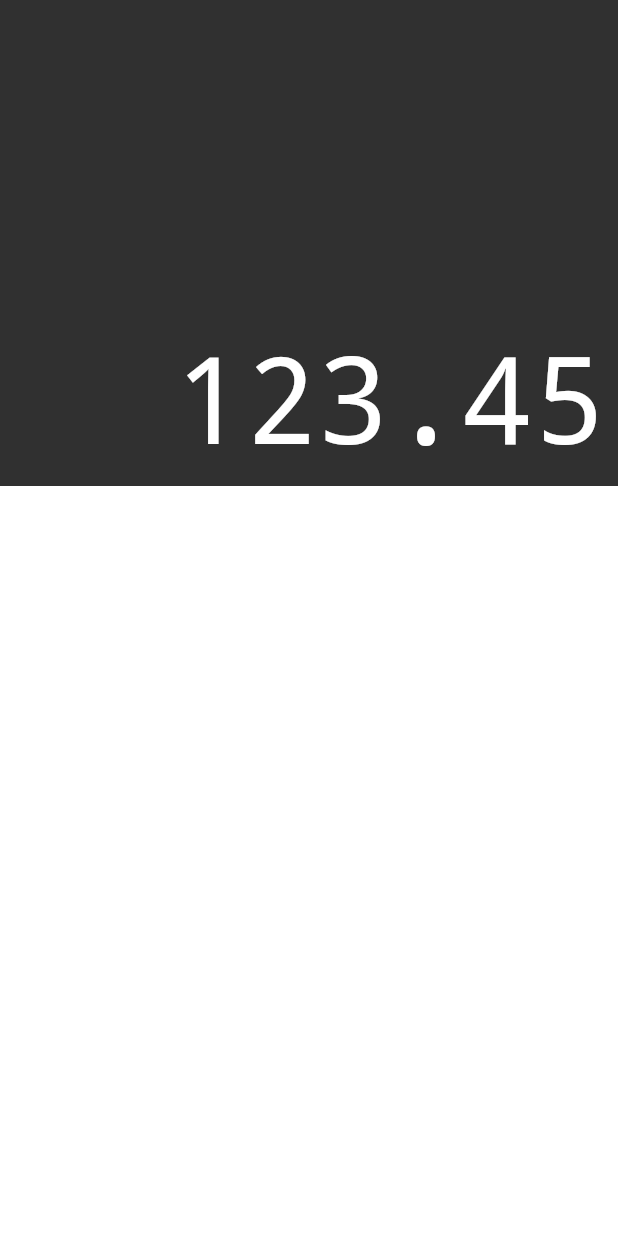
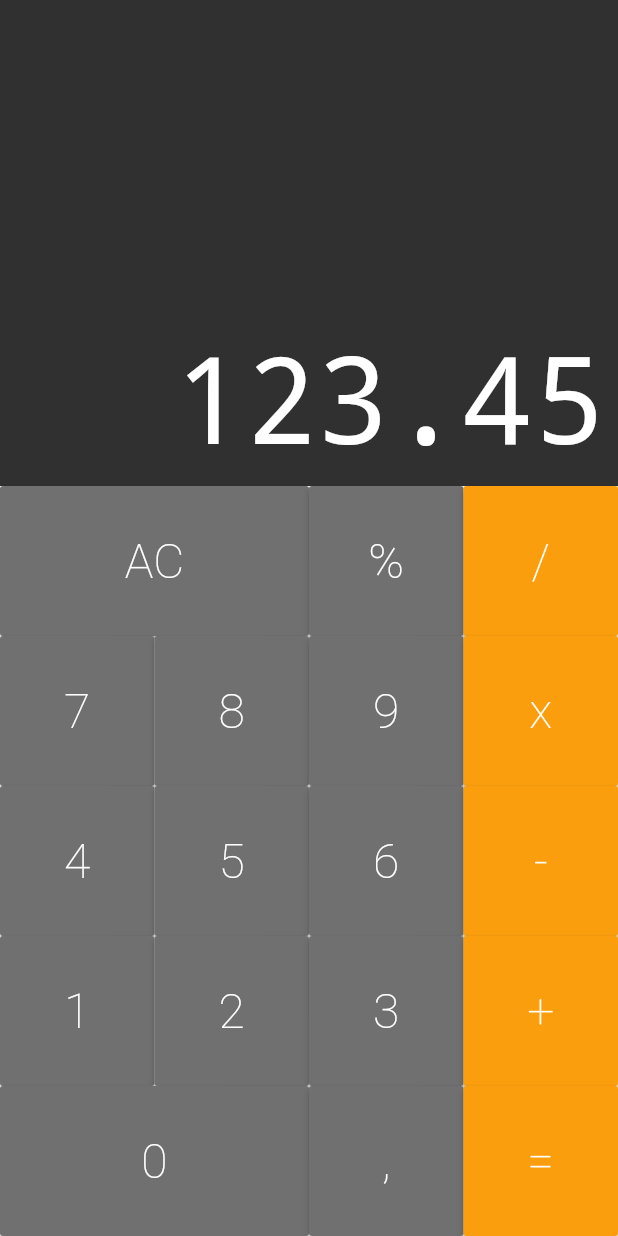
Before and after one commit to lemarinhofernandes/calculadora-flutter, a Flutter app: the screen it shows after launch, on a phone screen of 412 x 824 dp. Run offline on Flutter 3.47's test engine with Material 2 defaults, Android fonts, the phone set to English and light mode, and no system bars; drawn by our look-alikes of auto_size_text.

Commit message:
adiciona button row button e visual do display

```diff
--- /dev/null
+++ b/flutter_calculator/lib/components/button.dart
@@ -0,0 +1,48 @@
+import 'package:flutter/material.dart';
+
+class Button extends StatelessWidget {
+  static const DARK = Color.fromRGBO(82, 82, 82, 1);
+  static const DEFAULT = Color.fromRGBO(112, 112, 112, 1);
+  static const OPERATION = Color.fromRGBO(250, 158, 13, 1);
+
+  final String text;
+  final bool big;
+  final Color color;
+
+  Button({
+    @required this.text,
+    this.big = false,
+    this.color = DEFAULT,
+  });
+
+  Button.big({
+    @required this.text,
+    this.big = true,
+    this.color = DEFAULT,
+  });
+
+  Button.operation({
+    @required this.text,
+    this.big = false,
+    this.color = OPERATION,
+  });
+
+  @override
+  Widget build(BuildContext context) {
+    return Expanded(
+      flex: big ? 2 : 1,
+      child: RaisedButton(
+        color: this.color,
+        child: Text(
+            text,
+          style: TextStyle(
+            color: Colors.white,
+            fontSize: 32,
+            fontWeight: FontWeight.w200
+          ),
+        ),
+        onPressed: () {},
+      ),
+    );
+  }
+}
--- /dev/null
+++ b/flutter_calculator/lib/components/button_row.dart
@@ -0,0 +1,20 @@
+import 'package:flutter/material.dart';
+import 'button.dart';
+
+class ButtonRow extends StatelessWidget {
+
+  final List<Button> buttons;
+
+  ButtonRow(this.buttons);
+
+
+  @override
+  Widget build(BuildContext context) {
+    return Expanded(
+      child: Row(
+        crossAxisAlignment: CrossAxisAlignment.stretch,
+        children: buttons,
+      ),
+    );
+  }
+}
--- a/flutter_calculator/lib/components/keyboard.dart
+++ b/flutter_calculator/lib/components/keyboard.dart
@@ -1,10 +1,44 @@
 import 'package:flutter/material.dart';
+import 'button.dart';
+import 'button_row.dart';
 
 class Keyboard extends StatelessWidget {
   @override
   Widget build(BuildContext context) {
     return Container(
       height: 500,
+      child: Column(
+        children: <Widget>[
+          ButtonRow([
+            Button.big(text: 'AC'),
+            Button(text: '%'),
+            Button.operation(text: '/'),
+          ]),
+          ButtonRow([
+            Button(text: '7'),
+            Button(text: '8'),
+            Button(text: '9'),
+            Button.operation(text: 'x'),
+          ]),
+          ButtonRow([
+            Button(text: '4'),
+            Button(text: '5'),
+            Button(text: '6'),
+            Button.operation(text: '-'),
+          ]),
+          ButtonRow([
+            Button(text: '1'),
+            Button(text: '2'),
+            Button(text: '3'),
+            Button.operation(text: '+'),
+          ]),
+          ButtonRow([
+            Button.big(text: '0', big: true),
+            Button(text: ','),
+            Button.operation(text: '='),
+          ]),
+        ],
+      ),
     );
   }
 }
--- /dev/null
+++ b/flutter_calculator/lib/models/memory.dart
@@ -0,0 +1,3 @@
+class Memory {
+
+}
```
